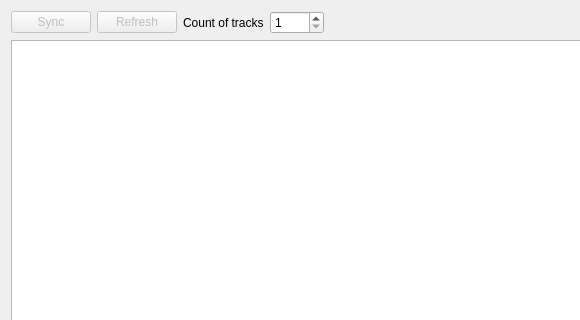
First picture: the form in src/mainwindow.ui, repository LeoSko/VKMusicSync, before the edit; both pictures show x 0 to 580 and y 0 to 320 of the 800 by 450 pixel window.
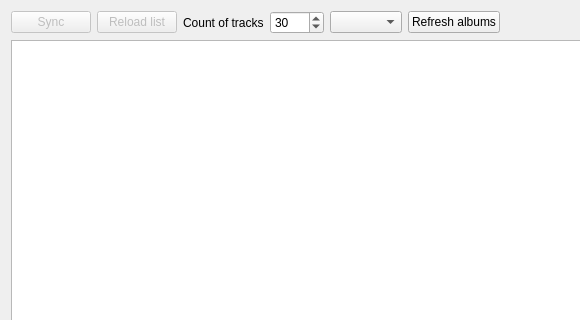
Second picture: the form after the edit. Icons and pictures are not drawn.

Commit message:
#7: Added ability to choose another album instead of "My audio"
- using simple comboBox to choose album and a button to refresh album
list

Patch:
```diff
--- a/src/mainwindow.ui
+++ b/src/mainwindow.ui
@@ -33,7 +33,7 @@
          <bool>false</bool>
         </property>
         <property name="text">
-         <string>Refresh</string>
+         <string>Reload list</string>
         </property>
        </widget>
       </item>
@@ -54,6 +54,24 @@
         </property>
         <property name="maximum">
          <number>6000</number>
+        </property>
+        <property name="value">
+         <number>30</number>
+        </property>
+       </widget>
+      </item>
+      <item>
+       <widget class="QComboBox" name="albumsComboBox"/>
+      </item>
+      <item>
+       <widget class="QPushButton" name="refreshAlbumsButton">
+        <property name="text">
+         <string>Refresh albums</string>
+        </property>
+        <property name="icon">
+         <iconset theme="view-refresh">
+          <normaloff/>
+         </iconset>
         </property>
        </widget>
       </item>
```
The commit also changes 4 other files.
